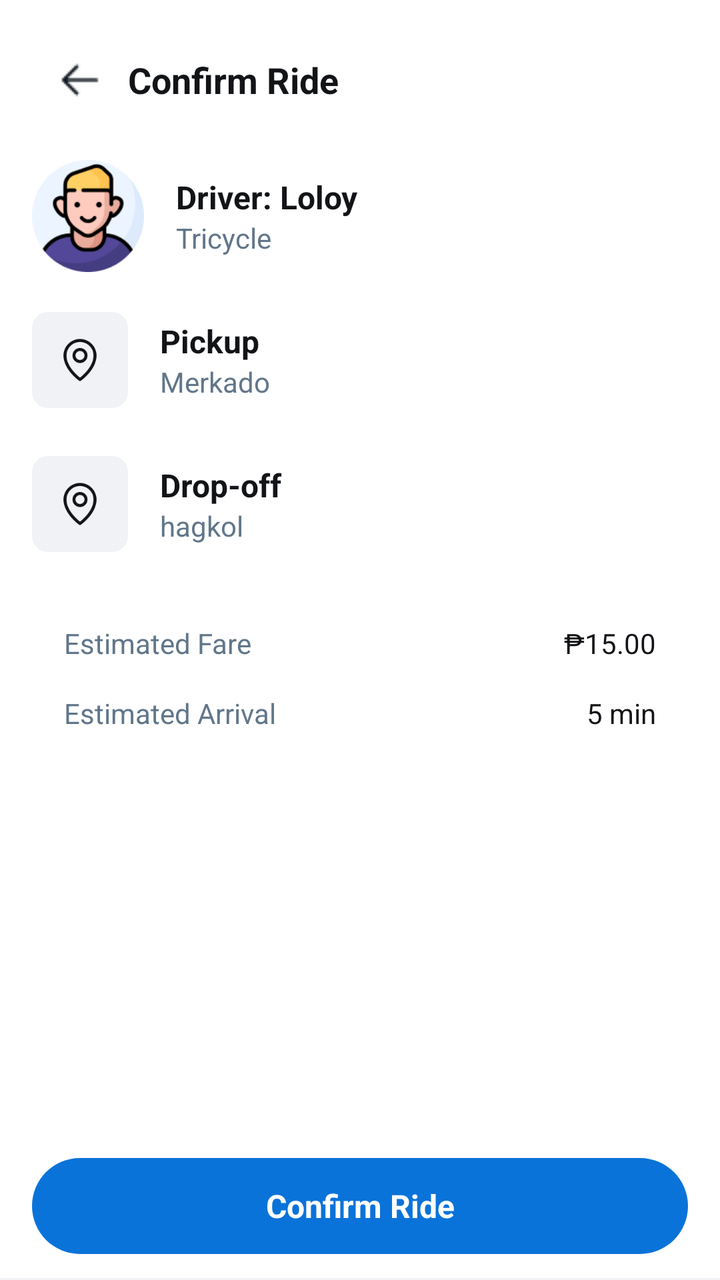
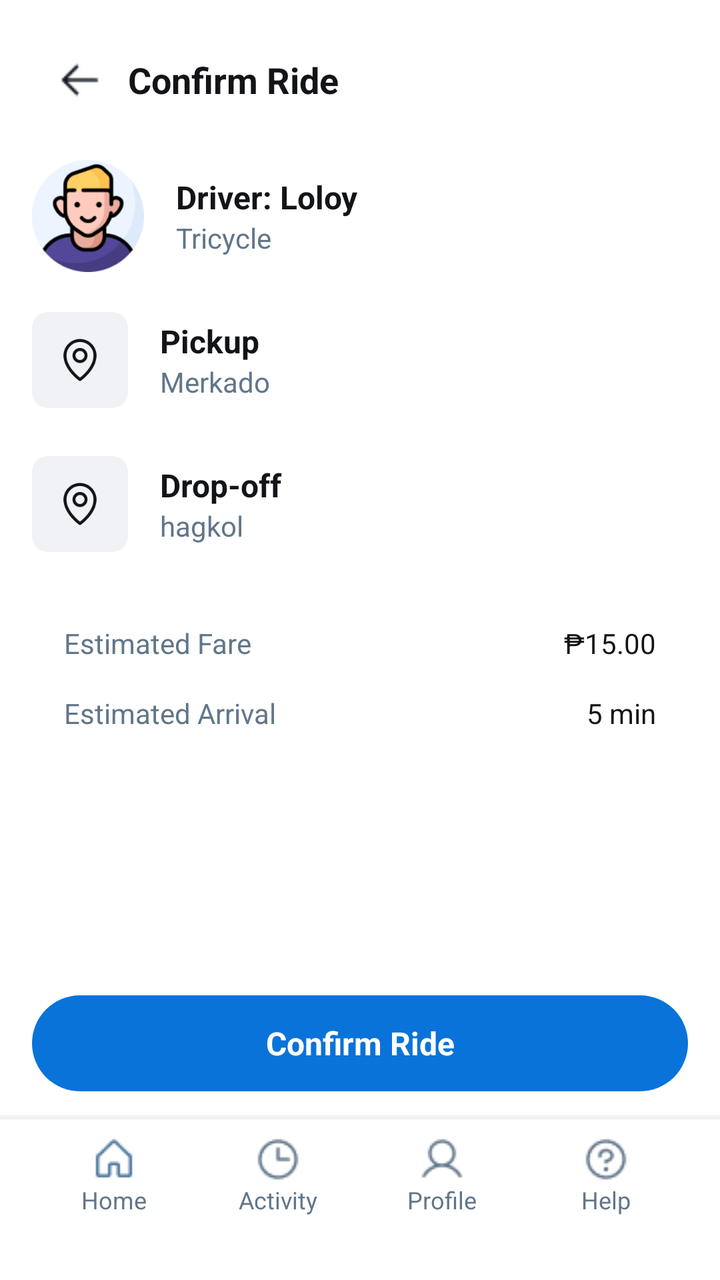

Compare the two renders of this Android layout. The source of the first and the diff that turns it into the second are given below.
<!-- AndroidManifest.xml: application theme Theme.Tricycle_app -->
<!-- res/layout/userdriverconfirm.xml -->
<?xml version="1.0" encoding="utf-8"?>
<LinearLayout xmlns:android="http://schemas.android.com/apk/res/android"
    android:layout_width="match_parent"
    android:layout_height="match_parent"
    android:orientation="vertical"
    android:background="#FFFFFF">

    <LinearLayout
        android:layout_width="match_parent"
        android:layout_height="0dp"
        android:layout_weight="1"
        android:orientation="vertical"
        android:paddingStart="16dp"
        android:paddingEnd="16dp">

        <LinearLayout
            android:layout_width="match_parent"
            android:layout_height="wrap_content"
            android:orientation="horizontal"
            android:gravity="center_vertical"
            android:paddingTop="16dp"
            android:paddingBottom="8dp">

            <LinearLayout
                android:id="@+id/btnBack"
                android:layout_width="48dp"
                android:layout_height="48dp"
                android:gravity="center"
                android:clickable="true"
                android:focusable="true">
                <View
                    android:layout_width="24dp"
                    android:layout_height="24dp"
                    android:background="@drawable/arrow" />
            </LinearLayout>

            <TextView
                android:layout_width="wrap_content"
                android:layout_height="wrap_content"
                android:text="Confirm Ride"
                android:textSize="18sp"
                android:textStyle="bold"
                android:textColor="#121417"
                android:paddingEnd="48dp"/>
        </LinearLayout>

        <LinearLayout
            android:layout_width="match_parent"
            android:layout_height="wrap_content"
            android:orientation="horizontal"
            android:gravity="center_vertical"
            android:paddingTop="8dp"
            android:paddingBottom="8dp"
            android:minHeight="72dp">

            <View
                android:layout_width="56dp"
                android:layout_height="56dp"
                android:background="@drawable/person" />

            <LinearLayout
                android:layout_width="0dp"
                android:layout_height="wrap_content"
                android:layout_weight="1"
                android:orientation="vertical"
                android:layout_marginStart="16dp">

                <TextView
                    android:layout_width="wrap_content"
                    android:layout_height="wrap_content"
                    android:text="Driver: Loloy"
                    android:textSize="16sp"
                    android:textStyle="bold"
                    android:textColor="#121417"/>

                <TextView
                    android:layout_width="wrap_content"
                    android:layout_height="wrap_content"
                    android:text="Tricycle"
                    android:textSize="14sp"
                    android:textColor="#61768A"/>
            </LinearLayout>
        </LinearLayout>

        <LinearLayout
            android:layout_width="match_parent"
            android:layout_height="wrap_content"
            android:orientation="horizontal"
            android:gravity="center_vertical"
            android:paddingTop="8dp"
            android:paddingBottom="8dp"
            android:minHeight="72dp">

            <LinearLayout
                android:layout_width="48dp"
                android:layout_height="48dp"
                android:background="@drawable/bg_rounded_light_grey"
                android:gravity="center">

                <View
                    android:layout_width="24dp"
                    android:layout_height="24dp"
                    android:background="@drawable/betterpin" />
            </LinearLayout>

            <LinearLayout
                android:layout_width="0dp"
                android:layout_height="wrap_content"
                android:layout_weight="1"
                android:orientation="vertical"
                android:layout_marginStart="16dp">

                <TextView
                    android:layout_width="wrap_content"
                    android:layout_height="wrap_content"
                    android:text="Pickup"
                    android:textSize="16sp"
                    android:textStyle="bold"
                    android:textColor="#121417"/>

                <TextView
                    android:layout_width="wrap_content"
                    android:layout_height="wrap_content"
                    android:text="Merkado"
                    android:textSize="14sp"
                    android:textColor="#61768A"/>
            </LinearLayout>
        </LinearLayout>

        <LinearLayout
            android:layout_width="match_parent"
            android:layout_height="wrap_content"
            android:orientation="horizontal"
            android:gravity="center_vertical"
            android:paddingTop="8dp"
            android:paddingBottom="8dp"
            android:minHeight="72dp">

            <LinearLayout
                android:layout_width="48dp"
                android:layout_height="48dp"
                android:background="@drawable/bg_rounded_light_grey"
                android:gravity="center">

                <View
                    android:layout_width="24dp"
                    android:layout_height="24dp"
                    android:background="@drawable/betterpin" />
            </LinearLayout>

            <LinearLayout
                android:layout_width="0dp"
                android:layout_height="wrap_content"
                android:layout_weight="1"
                android:orientation="vertical"
                android:layout_marginStart="16dp">

                <TextView
                    android:layout_width="wrap_content"
                    android:layout_height="wrap_content"
                    android:text="Drop-off"
                    android:textSize="16sp"
                    android:textStyle="bold"
                    android:textColor="#121417"/>

                <TextView
                    android:layout_width="wrap_content"
                    android:layout_height="wrap_content"
                    android:text="hagkol"
                    android:textSize="14sp"
                    android:textColor="#61768A"/>
            </LinearLayout>
        </LinearLayout>

        <LinearLayout
            android:layout_width="match_parent"
            android:layout_height="wrap_content"
            android:orientation="vertical"
            android:padding="16dp">

            <LinearLayout
                android:layout_width="match_parent"
                android:layout_height="wrap_content"
                android:orientation="horizontal"
                android:paddingTop="8dp"
                android:paddingBottom="8dp">

                <TextView
                    android:layout_width="0dp"
                    android:layout_height="wrap_content"
                    android:layout_weight="1"
                    android:text="Estimated Fare"
                    android:textSize="14sp"
                    android:textColor="#61768A"/>

                <TextView
                    android:layout_width="wrap_content"
                    android:layout_height="wrap_content"
                    android:text="₱15.00"
                    android:textSize="14sp"
                    android:textColor="#121417"/>
            </LinearLayout>

            <LinearLayout
                android:layout_width="match_parent"
                android:layout_height="wrap_content"
                android:orientation="horizontal"
                android:paddingTop="8dp"
                android:paddingBottom="8dp">

                <TextView
                    android:layout_width="0dp"
                    android:layout_height="wrap_content"
                    android:layout_weight="1"
                    android:text="Estimated Arrival"
                    android:textSize="14sp"
                    android:textColor="#61768A"/>

                <TextView
                    android:layout_width="wrap_content"
                    android:layout_height="wrap_content"
                    android:text="5 min"
                    android:textSize="14sp"
                    android:textColor="#121417"/>
            </LinearLayout>
        </LinearLayout>

    </LinearLayout>

    <LinearLayout
        android:layout_width="match_parent"
        android:layout_height="wrap_content"
        android:orientation="vertical">

        <LinearLayout
            android:layout_width="match_parent"
            android:layout_height="wrap_content"
            android:paddingStart="16dp"
            android:paddingEnd="16dp"
            android:paddingTop="12dp"
            android:paddingBottom="12dp">

            <TextView
                android:id="@+id/btnConfirmRide"
                android:layout_width="match_parent"
                android:layout_height="48dp"
                android:background="@drawable/bg_pill_blue"
                android:text="Confirm Ride"
                android:textColor="#FFFFFF"
                android:gravity="center"
                android:textStyle="bold"
                android:textSize="16sp"
                android:clickable="true"
                android:focusable="true"/>
        </LinearLayout>

        <View
            android:layout_width="match_parent"
            android:layout_height="1dp"
            android:background="#F0F2F5"/>

    </LinearLayout>

</LinearLayout>
<!-- resources referenced by this layout -->
<resources>
  <!-- drawable arrow: png bitmap (drawable, 284 bytes) -->
  <!-- drawable betterpin: png bitmap (drawable, 2818 bytes) -->
  <!-- drawable bg_pill_blue (drawable) -->
  <?xml version="1.0" encoding="utf-8"?>
  <shape xmlns:android="http://schemas.android.com/apk/res/android"
      android:shape="rectangle">
      <solid android:color="#0A73D9" /> <corners android:radius="100dp" /> </shape>
  <!-- drawable bg_rounded_light_grey (drawable) -->
  <?xml version="1.0" encoding="utf-8"?>
  <shape xmlns:android="http://schemas.android.com/apk/res/android"
      android:shape="rectangle">
      <solid android:color="#F0F2F5" />
      <corners android:radius="8dp" />
  </shape>
  <!-- drawable person: png bitmap (drawable, 9181 bytes) -->
  <style name="Theme.Tricycle_app" parent="Base.Theme.Tricycle_app" />
  <style name="Base.Theme.Tricycle_app" parent="Theme.Material3.DayNight.NoActionBar">
          
          
      </style>
</resources>

<!-- the commit's change to res/layout/userdriverconfirm.xml (unified diff, before → after) -->
@@ -261,4 +261,129 @@
 
     </LinearLayout>
 
+    <include layout="@layout/usernavbar" />
+
 </LinearLayout>
+<!-- res/layout/usernavbar.xml (included above) -->
+<?xml version="1.0" encoding="utf-8"?>
+<LinearLayout xmlns:android="http://schemas.android.com/apk/res/android"
+    android:layout_width="match_parent"
+    android:layout_height="wrap_content"
+    android:orientation="vertical"
+    android:background="#FFFFFF">
+
+    <View
+        android:layout_width="match_parent"
+        android:layout_height="1dp"
+        android:background="#F0F2F5"/>
+
+    <LinearLayout
+        android:layout_width="match_parent"
+        android:layout_height="wrap_content"
+        android:orientation="horizontal"
+        android:paddingTop="8dp"
+        android:paddingBottom="12dp"
+        android:paddingStart="16dp"
+        android:paddingEnd="16dp">
+
+        <LinearLayout
+            android:id="@+id/nav_home"
+            android:layout_width="0dp"
+            android:layout_height="wrap_content"
+            android:layout_weight="1"
+            android:orientation="vertical"
+            android:gravity="center"
+            android:clickable="true"
+            android:focusable="true">
+
+            <View
+                android:layout_width="24dp"
+                android:layout_height="24dp"
+                android:background="@drawable/home" />
+
+            <TextView
+                android:layout_width="wrap_content"
+                android:layout_height="wrap_content"
+                android:text="Home"
+                android:textSize="12sp"
+                android:textColor="#61768A"/>
+        </LinearLayout>
+
+        <LinearLayout
+            android:id="@+id/nav_activity"
+            android:layout_width="0dp"
+            android:layout_height="wrap_content"
+            android:layout_weight="1"
+            android:orientation="vertical"
+            android:gravity="center"
+            android:clickable="true"
+            android:focusable="true">
+
+            <View
+                android:layout_width="24dp"
+                android:layout_height="24dp"
+                android:background="@drawable/clock" />
+
+            <TextView
+                android:layout_width="wrap_content"
+                android:layout_height="wrap_content"
+                android:text="Activity"
+                android:textSize="12sp"
+                android:textColor="#61768A"/>
+        </LinearLayout>
+
+        <LinearLayout
+            android:id="@+id/nav_profile"
+            android:layout_width="0dp"
+            android:layout_height="wrap_content"
+            android:layout_weight="1"
+            android:orientation="vertical"
+            android:gravity="center"
+            android:clickable="true"
+            android:focusable="true">
+
+            <View
+                android:layout_width="24dp"
+                android:layout_height="24dp"
+                android:background="@drawable/profile" />
+
+            <TextView
+                android:layout_width="wrap_content"
+                android:layout_height="wrap_content"
+                android:text="Profile"
+                android:textColor="#61768A"
+                android:textSize="12sp"
+                android:textStyle="normal" />
+        </LinearLayout>
+
+        <LinearLayout
+            android:id="@+id/nav_help"
+            android:layout_width="0dp"
+            android:layout_height="wrap_content"
+            android:layout_weight="1"
+            android:orientation="vertical"
+            android:gravity="center"
+            android:clickable="true"
+            android:focusable="true">
+
+            <View
+                android:layout_width="24dp"
+                android:layout_height="24dp"
+                android:background="@drawable/help" />
+
+            <TextView
+                android:layout_width="wrap_content"
+                android:layout_height="wrap_content"
+                android:text="Help"
+                android:textSize="12sp"
+                android:textColor="#61768A"/>
+        </LinearLayout>
+
+    </LinearLayout>
+
+    <View
+        android:layout_width="match_parent"
+        android:layout_height="20dp"
+        android:background="#FFFFFF"/>
+
+</LinearLayout>
<!-- resource entries referenced after the edit -->
@@ -14,7 +14,11 @@
       <solid android:color="#F0F2F5" />
       <corners android:radius="8dp" />
   </shape>
+  <!-- drawable clock: png bitmap (drawable, 664 bytes) -->
+  <!-- drawable help: png bitmap (drawable, 764 bytes) -->
+  <!-- drawable home: png bitmap (drawable, 468 bytes) -->
   <!-- drawable person: png bitmap (drawable, 9181 bytes) -->
+  <!-- drawable profile: png bitmap (drawable, 661 bytes) -->
   <style name="Theme.Tricycle_app" parent="Base.Theme.Tricycle_app" />
   <style name="Base.Theme.Tricycle_app" parent="Theme.Material3.DayNight.NoActionBar">
           
